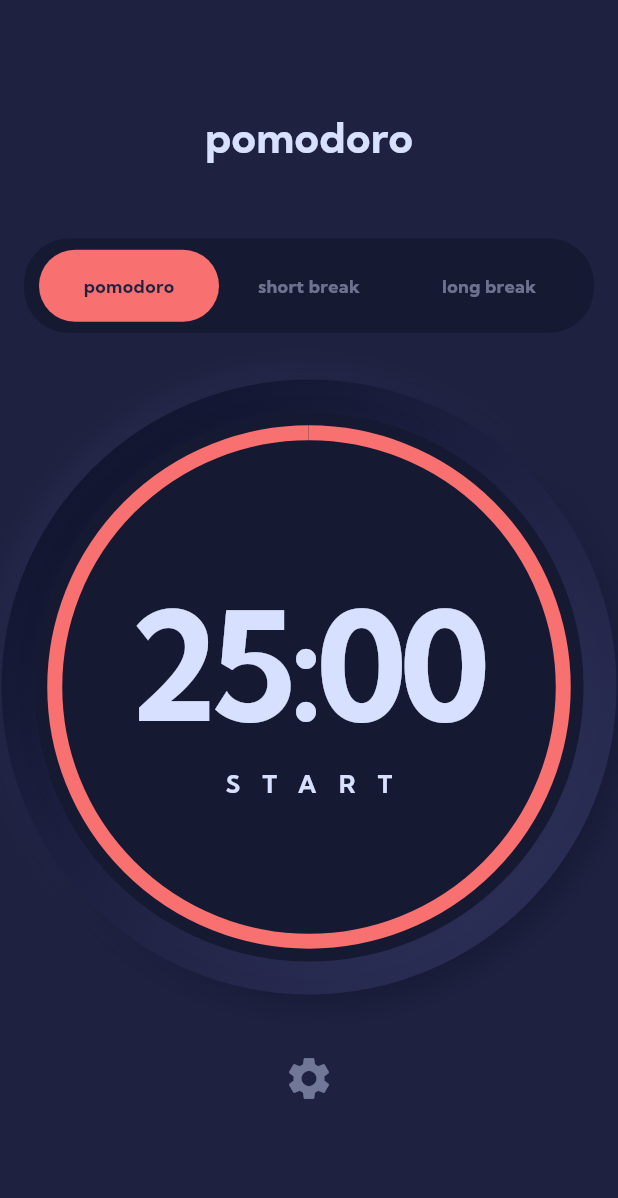
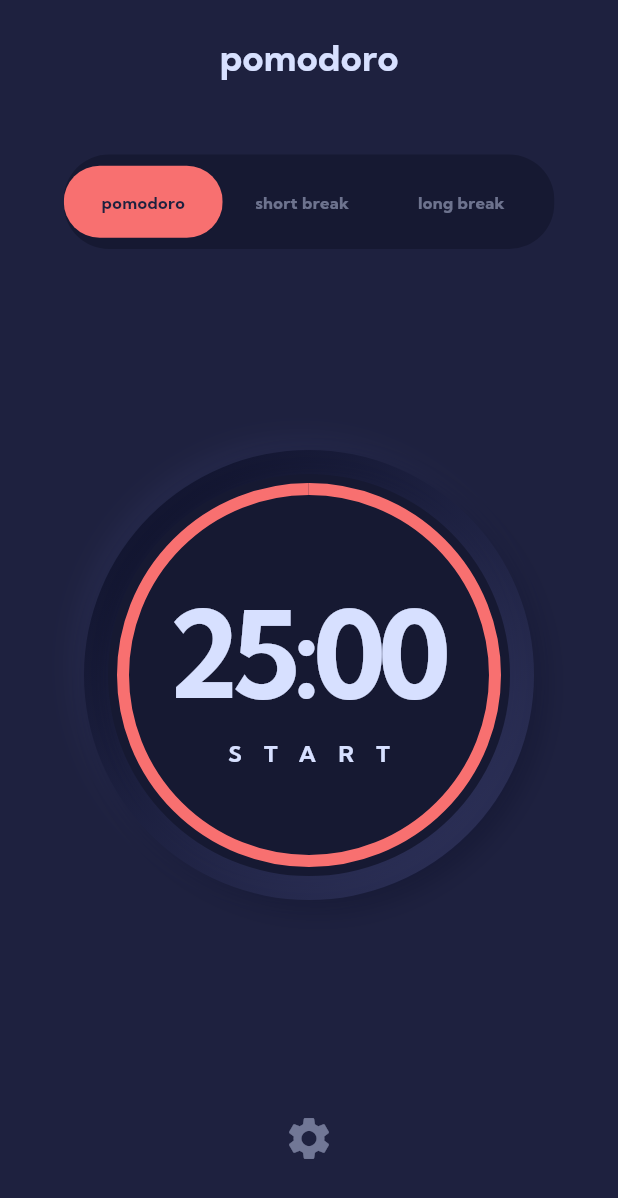
Before and after one commit to danielhayespco/pomodoro_app, a Flutter app: the screen it shows after launch, on a phone screen of 412 x 824 dp. Shown: the top 1198 px of the screen. Run offline on Flutter 3.47's test engine with Material 3 defaults, Android fonts, the phone set to English and light mode, and no system bars; our stand-ins replace flutter_riverpod.

Commit message:
updated mobile layout for homescreen

```diff
--- a/lib/screens/home_screen.dart
+++ b/lib/screens/home_screen.dart
@@ -16,6 +16,8 @@ class HomeScreen extends ConsumerWidget {
     final selectedTimer = ref.watch(selectedTimerProvider);
     final fontFamily =
         ref.watch(themeNotifierProvider.notifier).currentFontFamily;
+
+    final bool isMobile = MediaQuery.of(context).size.width < 600;
 
     String getButtonText() {
       if (timerState.time == 0) {
@@ -41,7 +43,7 @@ class HomeScreen extends ConsumerWidget {
           mainAxisAlignment: MainAxisAlignment.spaceBetween,
           children: <Widget>[
             Padding(
-              padding: const EdgeInsets.only(top: 75.0),
+              padding: EdgeInsets.only(top: isMobile ? 24.0 : 75.0),
               child: Column(
                 children: [
                   Text(
@@ -49,27 +51,29 @@ class HomeScreen extends ConsumerWidget {
                     style: TextStyle(
                       fontFamily: 'KumbhSans',
                       fontWeight: FontWeight.bold,
-                      fontSize: 28,
+                      fontSize: 24,
                       color: Color(0xFFD7E0FF),
                     ),
                   ),
                   SizedBox(height: 50),
                   Container(
-                    height: AppButtonStyles.rowHeight,
-                    constraints:
-                        BoxConstraints(minWidth: AppButtonStyles.rowMinWidth),
+                    width: isMobile ? 327 : null,
+                    height: isMobile ? 63 : null,
+                    constraints: isMobile
+                        ? null
+                        : BoxConstraints(minWidth: AppButtonStyles.rowMinWidth),
                     decoration: BoxDecoration(
                       color: AppColors.darkBackground,
                       borderRadius: BorderRadius.circular(30),
                     ),
-                    padding:
-                        EdgeInsets.symmetric(vertical: 3.0, horizontal: 10.0),
+                    padding: EdgeInsets.symmetric(
+                        vertical: 3.0, horizontal: isMobile ? 0 : 10.0),
                     child: ToggleButtons(
                       renderBorder: false,
                       children: [
                         Container(
-                          width: AppButtonStyles.buttonWidth,
-                          height: AppButtonStyles.buttonHeight,
+                          width: isMobile ? 106 : AppButtonStyles.buttonWidth,
+                          height: isMobile ? 48 : AppButtonStyles.buttonHeight,
                           decoration: BoxDecoration(
                             color: selectedTimer == TimerType.pomodoro
                                 ? Theme.of(context).colorScheme.secondary
@@ -84,11 +88,12 @@ class HomeScreen extends ConsumerWidget {
                                     : Color(0xFFD7E0FF).withOpacity(.45),
                                 fontFamily: fontFamily,
                                 fontWeight: FontWeight.bold,
+                                fontSize: isMobile ? 11 : 14,
                               )),
                         ),
                         Container(
-                          width: AppButtonStyles.buttonWidth,
-                          height: AppButtonStyles.buttonHeight,
+                          width: isMobile ? 106 : AppButtonStyles.buttonWidth,
+                          height: isMobile ? 48 : AppButtonStyles.buttonHeight,
                           decoration: BoxDecoration(
                             color: selectedTimer == TimerType.shortBreak
                                 ? Theme.of(context).colorScheme.secondary
@@ -103,11 +108,12 @@ class HomeScreen extends ConsumerWidget {
                                     : Color(0xFFD7E0FF).withOpacity(.45),
                                 fontFamily: fontFamily,
                                 fontWeight: FontWeight.bold,
+                                fontSize: isMobile ? 11 : 14,
                               )),
                         ),
                         Container(
-                          width: AppButtonStyles.buttonWidth,
-                          height: AppButtonStyles.buttonHeight,
+                          width: isMobile ? 106 : AppButtonStyles.buttonWidth,
+                          height: isMobile ? 48 : AppButtonStyles.buttonHeight,
                           decoration: BoxDecoration(
                             color: selectedTimer == TimerType.longBreak
                                 ? Theme.of(context).colorScheme.secondary
@@ -122,6 +128,7 @@ class HomeScreen extends ConsumerWidget {
                                     : Color(0xFFD7E0FF).withOpacity(.45),
                                 fontFamily: fontFamily,
                                 fontWeight: FontWeight.bold,
+                                fontSize: isMobile ? 11 : 14,
                               )),
                         ),
                       ],
@@ -160,14 +167,14 @@ class HomeScreen extends ConsumerWidget {
                 }
               },
               child: Container(
-                width: 410,
-                height: 410,
+                width: isMobile ? 300 : 410,
+                height: isMobile ? 300 : 410,
                 child: Stack(
                   alignment: Alignment.center,
                   children: [
                     Container(
-                      width: 410,
-                      height: 410,
+                      width: isMobile ? 300 : 410,
+                      height: isMobile ? 300 : 410,
                       decoration: BoxDecoration(
                         shape: BoxShape.circle,
                         gradient: LinearGradient(
@@ -193,8 +200,8 @@ class HomeScreen extends ConsumerWidget {
                       ),
                     ),
                     Container(
-                      width: 366,
-                      height: 366,
+                      width: isMobile ? 268 : 366,
+                      height: isMobile ? 268 : 366,
                       decoration: BoxDecoration(
                         shape: BoxShape.circle,
                         color: AppColors.darkBackground,
@@ -213,8 +220,8 @@ class HomeScreen extends ConsumerWidget {
                       ),
                     ),
                     SizedBox(
-                      width: 339,
-                      height: 339,
+                      width: isMobile ? 248 : 339,
+                      height: isMobile ? 248 : 339,
                       child: CircularProgressIndicator(
                         value: (timerState.time /
                                 (selectedTimer == TimerType.pomodoro
@@ -223,7 +230,7 @@ class HomeScreen extends ConsumerWidget {
                                         ? timerNotifier.shortBreakDuration
                                         : timerNotifier.longBreakDuration)) /
                             60,
-                        strokeWidth: 10,
+                        strokeWidth: isMobile ? 8 : 10,
                         color: currentTheme.colorScheme.secondary,
                       ),
                     ),
@@ -233,7 +240,7 @@ class HomeScreen extends ConsumerWidget {
                         Text(
                           '${(timerState.time / 60).floor().toString().padLeft(2, '0')}:${(timerState.time % 60).toString().padLeft(2, '0')}',
                           style: TextStyle(
-                              fontSize: 100,
+                              fontSize: isMobile ? 80 : 100,
                               fontFamily: fontFamily,
                               color: Color(0xFFD7E0FF),
                               fontWeight: FontWeight.bold,
@@ -244,7 +251,7 @@ class HomeScreen extends ConsumerWidget {
                         Text(
                           getButtonText(),
                           style: TextStyle(
-                              fontSize: 16,
+                              fontSize: isMobile ? 15 : 16,
                               fontFamily: fontFamily,
                               color: Color(0xFFD7E0FF),
                               fontWeight: FontWeight.bold,
@@ -259,7 +266,7 @@ class HomeScreen extends ConsumerWidget {
               ),
             ),
             Padding(
-              padding: const EdgeInsets.only(bottom: 80.0),
+              padding: EdgeInsets.only(bottom: isMobile ? 40 : 80.0),
               child: IconButton(
                 icon: Icon(Icons.settings,
                     color: Color(0xFFD7E0FF).withOpacity(.45), size: 34),
--- a/lib/theme/button_styles.dart
+++ b/lib/theme/button_styles.dart
@@ -12,5 +12,5 @@ class AppButtonStyles {
   static const double buttonWidth = 120.0;
 
   static const double rowHeight = 63.0;
-  static const double rowMinWidth = 373.0;
+  static const double rowMinWidth = 327.0;
 }
```
